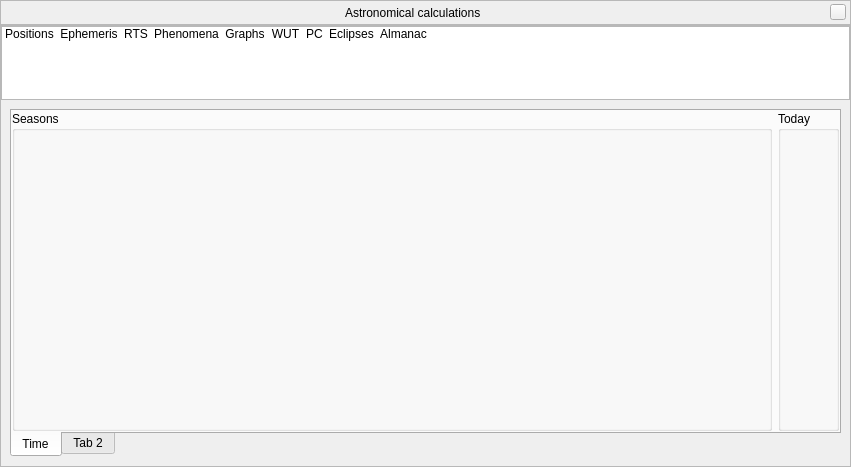
First picture: the form in src/gui/astroCalcDialog.ui, repository Stellarium/stellarium, before the edit.
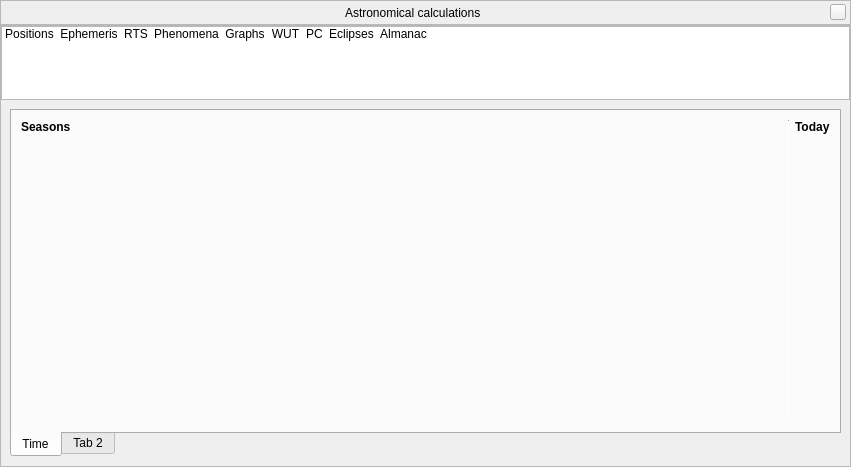
Second picture: the form after the edit. The open tabs and pages were chosen to show the change. Icons and pictures are not drawn. Custom widgets are drawn as their Qt base class.

What changed in the file:
```diff
--- a/src/gui/astroCalcDialog.ui
+++ b/src/gui/astroCalcDialog.ui
@@ -3110,37 +3110,31 @@
               <string>Time</string>
              </attribute>
              <layout class="QGridLayout" name="gridLayout_28">
-              <property name="leftMargin">
-               <number>0</number>
-              </property>
-              <property name="topMargin">
-               <number>0</number>
-              </property>
-              <property name="rightMargin">
-               <number>0</number>
-              </property>
-              <property name="bottomMargin">
-               <number>0</number>
-              </property>
+              <item row="0" column="2">
+               <widget class="QLabel" name="labelToday">
+                <property name="font">
+                 <font>
+                  <bold>true</bold>
+                 </font>
+                </property>
+                <property name="text">
+                 <string>Today</string>
+                </property>
+               </widget>
+              </item>
               <item row="0" column="0">
-               <widget class="QGroupBox" name="seasonsGroupBox">
-                <property name="title">
+               <widget class="QLabel" name="labelSeasons">
+                <property name="font">
+                 <font>
+                  <bold>true</bold>
+                 </font>
+                </property>
+                <property name="text">
                  <string>Seasons</string>
                 </property>
-                <layout class="QGridLayout" name="gridLayout_29">
-                 <property name="leftMargin">
-                  <number>0</number>
-                 </property>
-                 <property name="topMargin">
-                  <number>0</number>
-                 </property>
-                 <property name="rightMargin">
-                  <number>0</number>
-                 </property>
-                 <property name="bottomMargin">
-                  <number>0</number>
-                 </property>
-                 <item row="0" column="0">
+               </widget>
+              </item>
+              <item row="1" column="0">
                   <widget class="SeasonsWidget" name="seasonsWidget" native="true">
                    <property name="sizePolicy">
                     <sizepolicy hsizetype="Expanding" vsizetype="Expanding">
@@ -3150,13 +3144,22 @@
                    </property>
                   </widget>
                  </item>
-                </layout>
-               </widget>
-              </item>
-              <item row="0" column="1">
-               <widget class="QGroupBox" name="todayGroupBox">
-                <property name="title">
-                 <string>Today</string>
+              <item row="0" column="1" rowspan="2">
+               <widget class="Line" name="line">
+                <property name="minimumSize">
+                 <size>
+                  <width>1</width>
+                  <height>0</height>
+                 </size>
+                </property>
+                <property name="maximumSize">
+                 <size>
+                  <width>1</width>
+                  <height>16777208</height>
+                 </size>
+                </property>
+                <property name="orientation">
+                 <enum>Qt::Vertical</enum>
                 </property>
                </widget>
               </item>
```
Lines whose indentation alone changed are shown as unchanged.
